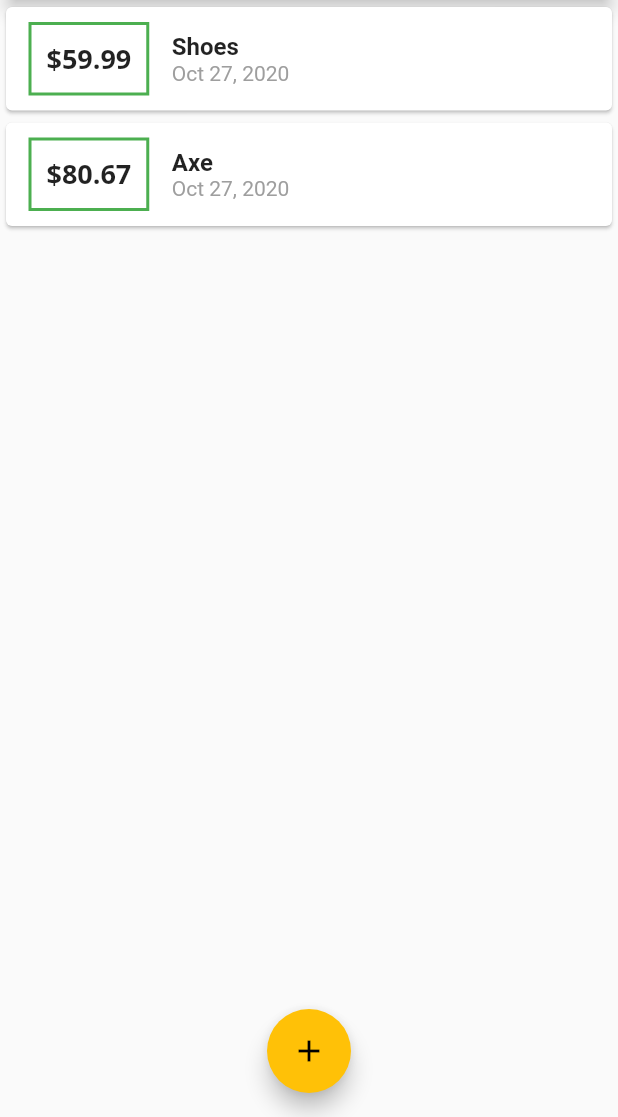
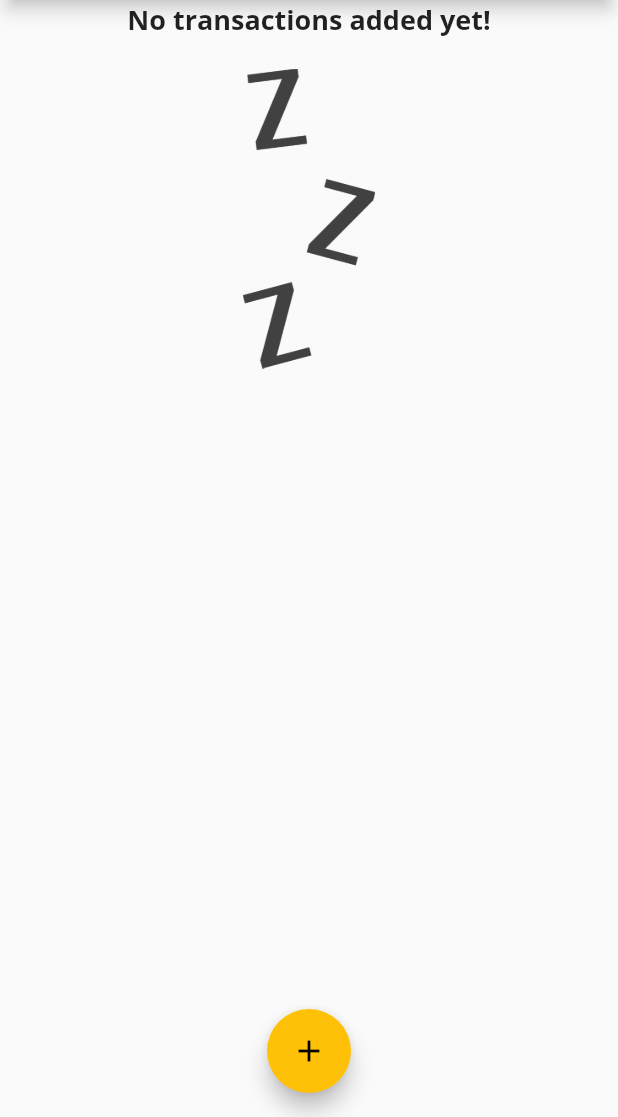
Before and after one commit to zagalapawel/personal_expenses_app, a Flutter app: the screen it shows after launch, on a phone screen of 412 x 824 dp, the part 119-1236 px from its top. Run offline on Flutter 3.47's test engine with Material 2 defaults, Android fonts, the phone set to English and light mode, and no system bars.

```diff
--- a/lib/main.dart
+++ b/lib/main.dart
@@ -45,18 +45,18 @@ class MyHomePage extends StatefulWidget {
 
 class _MyHomePageState extends State<MyHomePage> {
   final List<Transaction> _userTransactions = [
-    Transaction(
-      id: 't1',
-      title: 'Shoes',
-      amount: 59.99,
-      date: DateTime.now(),
-    ),
-    Transaction(
-      id: 't2',
-      title: 'Axe',
-      amount: 80.67,
-      date: DateTime.now(),
-    ),
+    // Transaction(
+    //   id: 't1',
+    //   title: 'Shoes',
+    //   amount: 59.99,
+    //   date: DateTime.now(),
+    // ),
+    // Transaction(
+    //   id: 't2',
+    //   title: 'Axe',
+    //   amount: 80.67,
+    //   date: DateTime.now(),
+    // ),
   ];
 
   void _addNewTransaction(String txTitle, double txAmount) {
--- a/lib/widgets/transaction_list.dart
+++ b/lib/widgets/transaction_list.dart
@@ -12,7 +12,19 @@ class TransactionList extends StatelessWidget {
   Widget build(BuildContext context) {
     return Container(
       height: 300,
-      child: ListView.builder(
+      child: transactions.isEmpty
+          ? Column(children: <Widget>[
+              Text('No transactions added yet!',
+                  style: Theme.of(context).textTheme.title),
+              SizedBox(
+                height: 20,
+              ),
+              Container(
+                  height: 200,
+                  child: Image.asset('assets/images/waiting.png',
+                      fit: BoxFit.cover)),
+            ])
+          : ListView.builder(
               itemBuilder: (ctx, index) {
                 return Card(
                   child: Row(
--- a/pubspec.yaml
+++ b/pubspec.yaml
@@ -46,8 +46,8 @@ flutter:
   uses-material-design: true
 
   # To add assets to your application, add an assets section, like this:
-  # assets:
-  #   - images/a_dot_burr.jpeg
+  assets:
+    - assets/images/waiting.png
   #   - images/a_dot_ham.jpeg
 
   # An image asset can refer to one or more resolution-specific "variants", see
```
Also changed, not shown: assets/images/waiting.png (added). Lines whose indentation alone changed are shown as unchanged.
